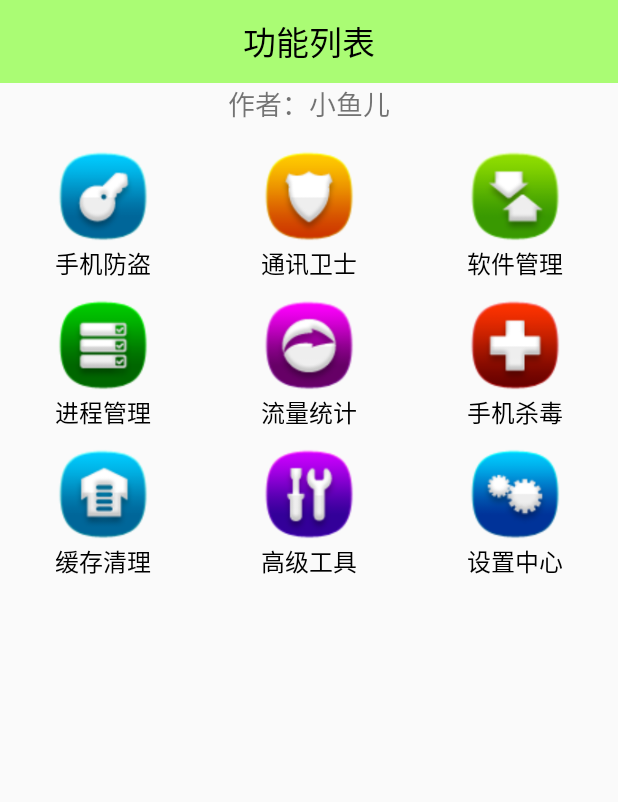
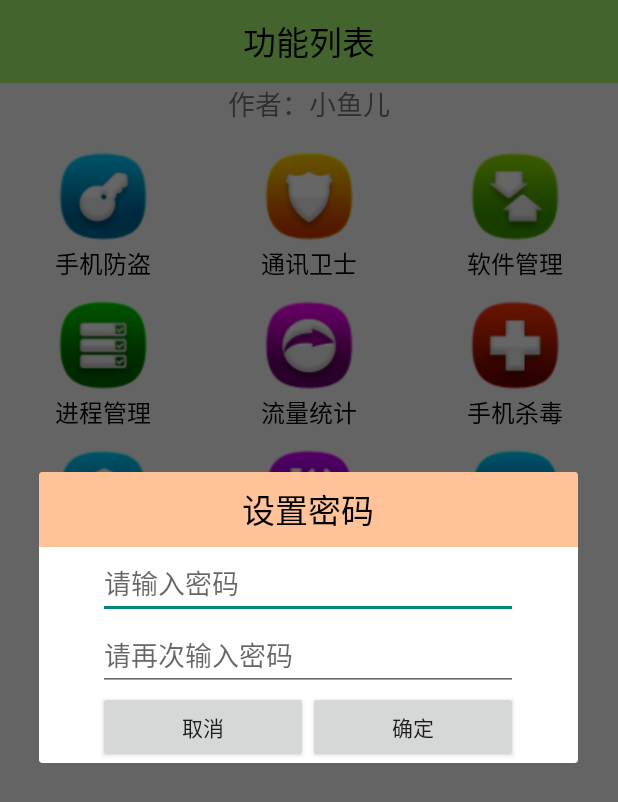
Before and after one commit to zhangjianbinJAVA/MobileSafe, an Android app: the screen it shows after launch (HomeActivity), after a tap on "手机防盗", on a phone screen of 412 x 824 dp. Shown: the top 802 px of the screen. Run offline under Robolectric (Android 15) with nearby library versions, the phone set to English and light mode, and no system bars.

Commit message:
1.添加自定义设置密码对话框 2.添加自定义输入密码对话框 3.添加MD5工具类

```diff
--- a/app/src/main/java/mobilesafe/itheima/com/mobilesafe/HomeActivity.java
+++ b/app/src/main/java/mobilesafe/itheima/com/mobilesafe/HomeActivity.java
@@ -1,23 +1,35 @@
 package mobilesafe.itheima.com.mobilesafe;
 
 import android.app.Activity;
+import android.app.AlertDialog;
 import android.content.Intent;
+import android.content.SharedPreferences;
 import android.os.Bundle;
+import android.text.TextUtils;
 import android.view.View;
 import android.view.ViewGroup;
 import android.widget.AdapterView;
 import android.widget.BaseAdapter;
+import android.widget.Button;
+import android.widget.EditText;
 import android.widget.GridView;
 import android.widget.ImageView;
 import android.widget.TextView;
+import android.widget.Toast;
+
+import mobilesafe.itheima.com.mobilesafe.utils.MD5Utils;
 
 /**
  * 程序首页 界面
  */
 public class HomeActivity extends Activity {
+    private static final String TAG = "HomeActivity";
 
     private GridView list_home;
     private MyAdapter myAdapter;
+
+    private SharedPreferences sp;
+
 
     private static String[] names = {
             "手机防盗",
@@ -51,6 +63,9 @@ public class HomeActivity extends Activity {
         super.onCreate(savedInstanceState);
         setContentView(R.layout.activity_home);
 
+        sp = getSharedPreferences("config", MODE_PRIVATE);
+
+
         //采用九宫格方式显示 列表数据
         list_home = (GridView) findViewById(R.id.list_home);
 
@@ -64,10 +79,14 @@ public class HomeActivity extends Activity {
             public void onItemClick(AdapterView<?> parent, View view, int position, long id) {
 
                 switch (position) {
-                    case 8://进入设置中心
+                    case 8://设置中心
                         Intent intent = new Intent(HomeActivity.this, SettingActivity.class);
 
                         startActivity(intent);
+                        break;
+
+                    case 0: //手机防盗
+                        showLostFindDialog();
                         break;
                 }
 
@@ -77,8 +96,163 @@ public class HomeActivity extends Activity {
     }
 
 
+    //手机防盗
+    protected void showLostFindDialog() {
+        //判断是否设置过密码
+        if (isSetupPwd()) {
+            //已经设置过密码了，弹出 输入密码对话框
+            showEnterDialog();
+
+
+        } else {
+            //没有设置密码,弹出 设置密码对话框
+            showSetuPwdDialog();
+
+        }
+
+    }
+
+    private EditText et_setup_pwd, et_setup_confrim;
+    private Button ok, cancel;
+
+    private AlertDialog dialog;
+
     /**
-     * 适配器
+     * 设置密码对话框
+     */
+    private void showSetuPwdDialog() {
+
+        AlertDialog.Builder builder = new AlertDialog.Builder(HomeActivity.this);
+
+        //自定义对话框布局
+        View view = View.inflate(HomeActivity.this, R.layout.dialog_setup_password, null);
+
+        et_setup_pwd = (EditText) view.findViewById(R.id.et_setup_pwd);
+        et_setup_confrim = (EditText) view.findViewById(R.id.et_setup_confrim);
+        ok = (Button) view.findViewById(R.id.ok);
+        cancel = (Button) view.findViewById(R.id.cancel);
+
+        cancel.setOnClickListener(new View.OnClickListener() {
+            @Override
+            public void onClick(View v) {
+                //把对话框关闭掉
+                dialog.dismiss();
+            }
+        });
+
+        ok.setOnClickListener(new View.OnClickListener() {
+            @Override
+            public void onClick(View v) {
+                //取去密码
+                String password = et_setup_pwd.getText().toString().trim();
+                String password_confirm = et_setup_confrim.getText().toString().trim();
+
+                if (TextUtils.isEmpty(password) || TextUtils.isEmpty(password_confirm)) {
+                    Toast.makeText(HomeActivity.this, "密码为空", Toast.LENGTH_SHORT).show();
+                    return;
+                }
+
+                //判断是否一致
+                if (password.equals(password_confirm)) {
+                    //保存密码
+                    SharedPreferences.Editor edit = sp.edit();
+
+                    //对密码加密,并保存
+                    edit.putString("password", MD5Utils.getMD5Password(password));
+
+                    edit.commit();
+                    dialog.dismiss();
+
+                    //进入防盗页面
+
+                } else {
+                    Toast.makeText(HomeActivity.this, "密码不一致", Toast.LENGTH_SHORT).show();
+                    et_setup_pwd.setText("");
+                    et_setup_confrim.setText("");
+
+                    return;
+                }
+            }
+        });
+
+
+        builder.setView(view);
+        dialog = builder.show();
+    }
+
+    /**
+     * 输入密码对话框
+     */
+    private void showEnterDialog() {
+        AlertDialog.Builder builder = new AlertDialog.Builder(HomeActivity.this);
+
+        //自定义对话框布局
+        View view = View.inflate(HomeActivity.this, R.layout.dialog_enter_password, null);
+
+        et_setup_pwd = (EditText) view.findViewById(R.id.et_setup_pwd);
+        ok = (Button) view.findViewById(R.id.ok);
+        cancel = (Button) view.findViewById(R.id.cancel);
+
+        cancel.setOnClickListener(new View.OnClickListener() {
+            @Override
+            public void onClick(View v) {
+                //把对话框关闭掉
+                dialog.dismiss();
+            }
+        });
+
+        ok.setOnClickListener(new View.OnClickListener() {
+            @Override
+            public void onClick(View v) {
+                //取去密码
+                String password = et_setup_pwd.getText().toString().trim();
+                if (TextUtils.isEmpty(password)) {
+                    Toast.makeText(HomeActivity.this, "密码为空", Toast.LENGTH_SHORT).show();
+                    return;
+                }
+
+                if (sp.getString("password", "").equals(MD5Utils.getMD5Password(password))) {
+                    //密码正确，则对话框消掉，进入主页面
+
+
+                    dialog.dismiss();
+                } else {
+                    Toast.makeText(HomeActivity.this, "密码错误", Toast.LENGTH_SHORT).show();
+                    et_setup_pwd.setText("");
+                    return;
+                }
+            }
+        });
+
+
+        /**
+         * 在低版本中会显示 黑边，
+         * 解决：
+         * 1.背景设为白色
+         * 2.使用 dialog 来显示布局的view
+         *  builder.setView(view);
+         *  dialog = builder.show();
+         *
+         */
+        dialog = builder.create();
+        dialog.setView(view, 0, 0, 0, 0);
+        dialog.show();
+    }
+
+
+    /**
+     * 判断是否设置过密码
+     *
+     * @return
+     */
+    private boolean isSetupPwd() {
+        String password = sp.getString("password", null);
+        return !TextUtils.isEmpty(password);
+    }
+
+
+    /**
+     * 适配器，功能列表
      */
     private class MyAdapter extends BaseAdapter {
 
@@ -110,6 +284,4 @@ public class HomeActivity extends Activity {
             return view;
         }
     }
-
-
 }
--- a/app/src/main/java/mobilesafe/itheima/com/mobilesafe/ui/SetingItemView.java
+++ b/app/src/main/java/mobilesafe/itheima/com/mobilesafe/ui/SetingItemView.java
@@ -45,7 +45,7 @@ public class SetingItemView extends RelativeLayout {
         super(context, attrs);
         iniView(context);
 
-        //获取属性设置的值
+        //获取自定义属性设置的值
         if (attrs != null) {
 
             TypedArray a = context.obtainStyledAttributes(attrs, R.styleable.myView);
--- /dev/null
+++ b/app/src/main/res/layout/dialog_setup_password.xml
@@ -0,0 +1,62 @@
+<?xml version="1.0" encoding="utf-8"?>
+<LinearLayout xmlns:android="http://schemas.android.com/apk/res/android"
+              android:layout_width="300dip"
+              android:layout_height="wrap_content"
+              android:gravity="center_horizontal"
+              android:orientation="vertical"
+    >
+
+
+    <TextView
+        android:layout_width="match_parent"
+        android:layout_height="50dip"
+        android:background="#66ff6600"
+        android:gravity="center"
+        android:text="设置密码"
+        android:textColor="#000"
+        android:textSize="22sp"
+        />
+
+    <EditText
+
+        android:id="@+id/et_setup_pwd"
+        android:layout_width="280dip"
+        android:layout_height="wrap_content"
+        android:layout_gravity="center"
+        android:hint="请输入密码"
+        android:inputType="textPassword"
+        />
+
+    <EditText
+        android:id="@+id/et_setup_confrim"
+        android:layout_width="280dip"
+        android:layout_height="wrap_content"
+        android:hint="请再次输入密码"
+        android:inputType="textPassword"
+        />
+
+    <LinearLayout
+        android:layout_width="280dip"
+        android:layout_height="wrap_content"
+        android:gravity="center_horizontal"
+        android:orientation="horizontal"
+        >
+
+        <Button
+            android:id="@+id/cancel"
+            android:layout_width="0dip"
+            android:layout_height="wrap_content"
+            android:layout_weight="1"
+            android:text="取消"/>
+
+
+        <Button
+            android:id="@+id/ok"
+            android:layout_width="0dip"
+            android:layout_height="wrap_content"
+            android:layout_weight="1"
+            android:text="确定"/>
+
+    </LinearLayout>
+
+</LinearLayout>
```
Also changed, not shown: app/src/main/java/mobilesafe/itheima/com/mobilesafe/utils/MD5Utils.java (added, +37 -0 lines), app/src/main/res/layout/dialog_enter_password.xml (added, +57 -0 lines).
